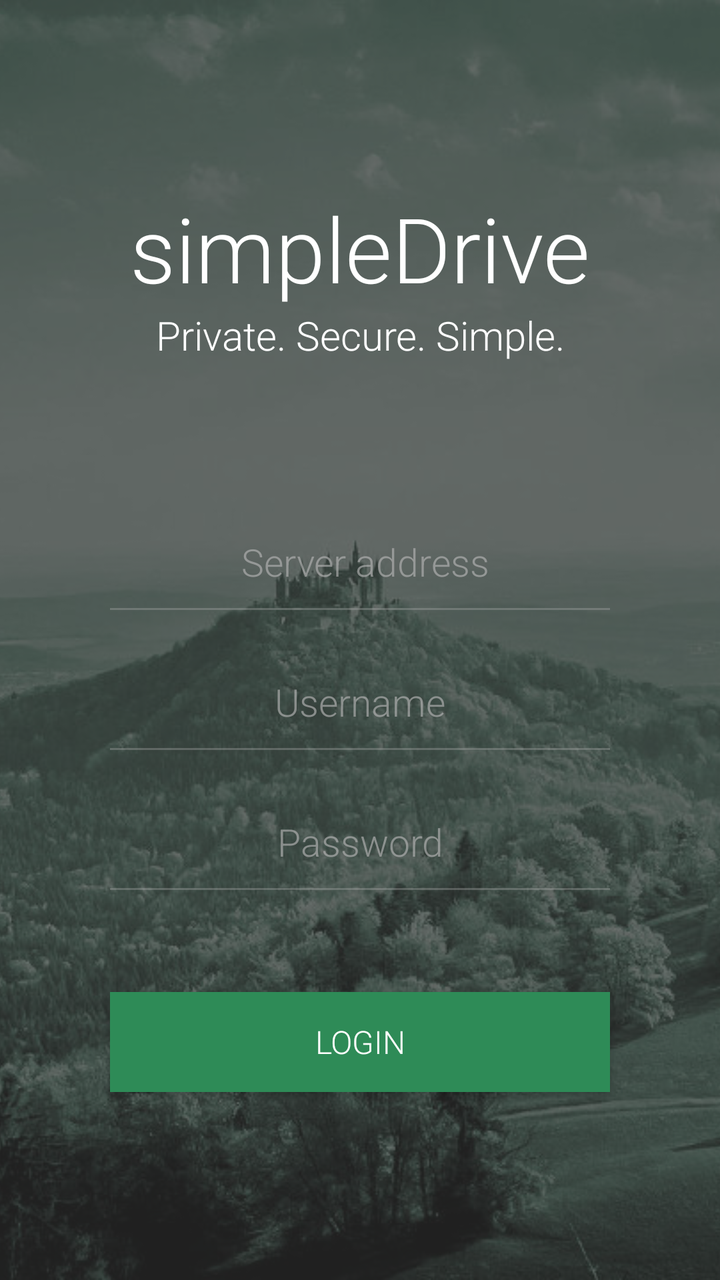
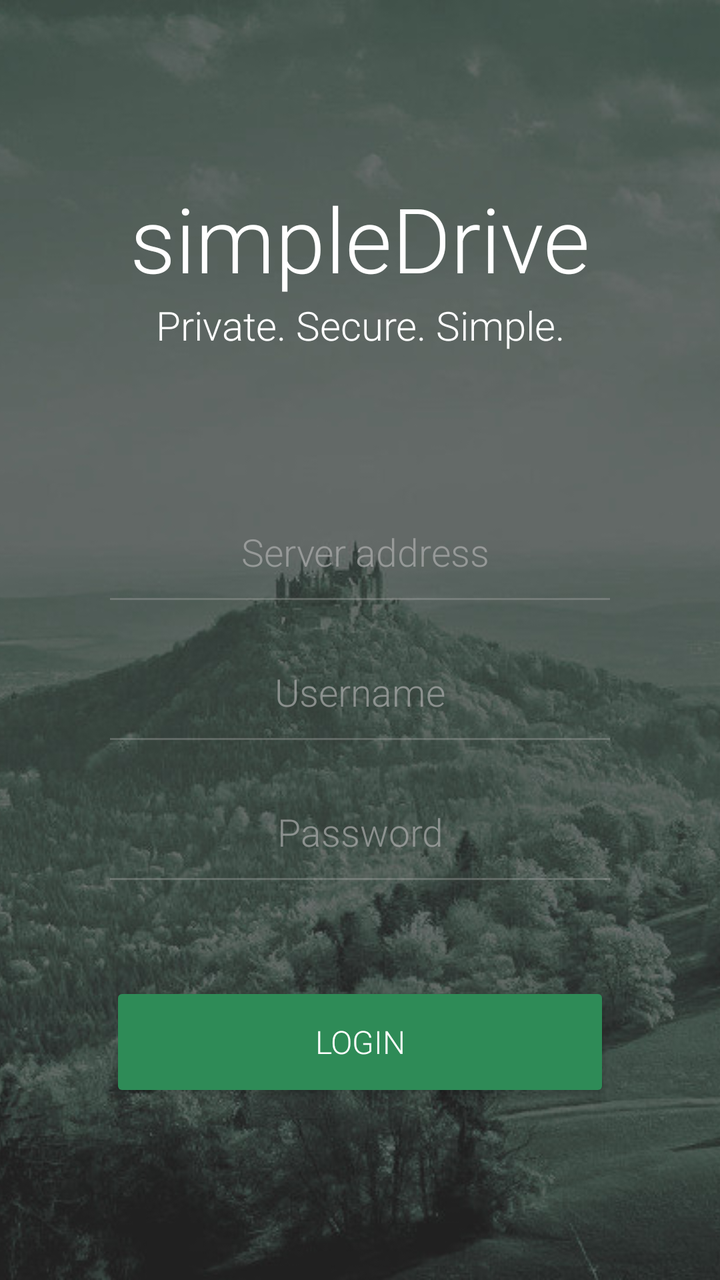

Compare the two renders of this Android layout. The source of the first and the diff that turns it into the second are given below.
<!-- AndroidManifest.xml: application theme MainTheme.Light -->
<!-- res/layout/activity_login.xml -->
<?xml version="1.0" encoding="utf-8"?>
<RelativeLayout
    android:layout_width="match_parent"
    android:layout_height="match_parent"
    xmlns:android="http://schemas.android.com/apk/res/android">
    <ImageView
        android:layout_width="match_parent"
        android:layout_height="match_parent"
        android:src="@drawable/blackforest"
        android:scaleType="centerCrop"
        />

    <RelativeLayout
        android:layout_width="match_parent"
        android:layout_height="match_parent"
        android:background="@color/loginoverlay">
    </RelativeLayout>

<LinearLayout
    android:gravity="center"
    android:orientation="vertical"
    android:padding="5.0dp"
    android:focusable="true"
    android:focusableInTouchMode="true"
    android:layout_width="match_parent"
    android:layout_height="match_parent"
  xmlns:android="http://schemas.android.com/apk/res/android">

    <TextView
        android:layout_width="match_parent"
        android:layout_height="wrap_content"
        android:text="simpleDrive"
        android:textColor="@color/white"
        android:gravity="center"
        android:layout_marginTop="0dp"
        android:fontFamily="sans-serif-light"
        android:textSize="45.0sp"/>

    <TextView
        android:layout_width="match_parent"
        android:layout_height="wrap_content"
        android:text="Private. Secure. Simple."
        android:textColor="@color/white"
        android:gravity="center"
        android:fontFamily="sans-serif-light"
        android:textSize="20.0sp"/>
    
    <EditText
        android:id="@id/txtServer"
        android:textColor="@color/logintext"
        android:textColorHint="@color/grey3transparent"
        android:gravity="center"
        android:paddingLeft="5dp"
        android:textSize="19sp"
        android:fontFamily="sans-serif-light"
        android:layout_width="250dp"
        android:layout_height="50dp"
        android:layout_marginTop="75dp"
        android:layout_marginBottom="20.0dp"
        android:hint="Server address"
        android:inputType="textUri"
        android:background="@drawable/custom_edittext"/>
    
    <EditText
        android:id="@id/txtUsername"
        android:textColor="@color/logintext"
        android:textColorHint="@color/grey3transparent"
        android:gravity="center"
        android:textSize="19sp"
        android:fontFamily="sans-serif-light"
        android:layout_width="250dp"
        android:layout_height="50dp"
        android:layout_marginBottom="20.0dp"
        android:hint="Username"
        android:singleLine="true"
        android:nextFocusDown="@id/txtPassword"
        android:background="@drawable/custom_edittext"/>
    
    <EditText
        android:id="@id/txtPassword"
        android:textColor="@color/logintext"
        android:textColorHint="@color/grey3transparent"
        android:gravity="center"
        android:textSize="19sp"
        android:fontFamily="sans-serif-light"
        android:layout_width="250dp"
        android:layout_height="50dp"
        android:layout_marginBottom="50.0dp"
        android:hint="Password"
        android:singleLine="true"
        android:inputType="textPassword"
        android:background="@drawable/custom_edittext"/>
    
    <Button
        android:id="@id/btnLogin"
        android:textColor="@color/white"
        android:textSize="16sp"
        android:fontFamily="sans-serif-light"
        android:background="@color/darkgreen"
        android:layout_width="250.0dp"
        android:layout_height="50dp"
        android:text="Login" />
</LinearLayout>
</RelativeLayout>
<!-- resources referenced by this layout -->
<resources>
  <color name="darkgreen">#ff2e8b57</color>
  <color name="grey3transparent">#aab3b3b3</color>
  <color name="loginoverlay">#aa303030</color>
  <color name="logintext">#ccc</color>
  <color name="white">#ffffffff</color>
  <!-- drawable blackforest: jpg bitmap (drawable, 161550 bytes) -->
  <!-- drawable custom_edittext (drawable) -->
  <?xml version="1.0" encoding="utf-8"?>
  <layer-list xmlns:android="http://schemas.android.com/apk/res/android" >
  
      <item android:bottom="1dp"
          android:left="-2dp"
          android:right="-2dp"
          android:top="-2dp">
          <shape android:shape="rectangle" >
              <stroke
                  android:width="1dp"
                  android:color="#55b3b3b3" />
          </shape>
      </item>
  
  </layer-list>
  <style name="MainTheme.Light" parent="Theme.AppCompat.Light.NoActionBar">
          <item name="navDrawerItem">@color/orange</item>
          <item name="colorAccent">@color/darkgreen</item>
          <item name="android:colorAccent">@color/darkgreen</item>
          <item name="android:colorPrimary">@color/darkgreen</item>
          <item name="android:colorPrimaryDark">@color/darkergreen</item>
          
          <item name="android:actionModeBackground">@color/darkgreen</item>
          <item name="android:actionModeCloseDrawable">@drawable/ic_arrow</item>
  
          <item name="android:textColorPrimary">@color/grey6</item>
          <item name="android:textColorSecondary">@color/grey3</item>
          <item name="android:textColorTertiary">@color/grey4</item>
          <item name="android:colorBackground">@color/white</item>
          <item name="android:colorMultiSelectHighlight">@color/lightgreen</item>
          <item name="android:colorFocusedHighlight">@color/grey1</item>
          <item name="android:textColorHighlight">?android:colorPrimary</item>
      </style>
  <color name="orange">#FFFFBB33</color>
  <color name="darkergreen">#ff29774c</color>
  <!-- drawable ic_arrow: png bitmap (drawable-hdpi, 148 bytes) -->
  <color name="grey6">#ff545454</color>
  <color name="grey3">#ffb3b3b3</color>
  <color name="grey4">#ff636363</color>
  <color name="lightgreen">#ffb4d7bf</color>
  <color name="grey1">#fff5f5f5</color>
</resources>

<!-- the commit's change to res/layout/activity_login.xml (unified diff, before → after) -->
@@ -1,8 +1,9 @@
-<?xml version="1.0" encoding="utf-8"?>
 <RelativeLayout
     android:layout_width="match_parent"
     android:layout_height="match_parent"
+    android:layout_gravity="center"
     xmlns:android="http://schemas.android.com/apk/res/android">
+
     <ImageView
         android:layout_width="match_parent"
         android:layout_height="match_parent"
@@ -10,95 +11,92 @@
         android:scaleType="centerCrop"
         />
 
-    <RelativeLayout
+    <LinearLayout
+        android:layout_gravity="center"
+        android:gravity="center"
+        android:orientation="vertical"
+        android:padding="5.0dp"
+        android:focusable="true"
+        android:focusableInTouchMode="true"
         android:layout_width="match_parent"
         android:layout_height="match_parent"
-        android:background="@color/loginoverlay">
-    </RelativeLayout>
+      xmlns:android="http://schemas.android.com/apk/res/android">
 
-<LinearLayout
-    android:gravity="center"
-    android:orientation="vertical"
-    android:padding="5.0dp"
-    android:focusable="true"
-    android:focusableInTouchMode="true"
-    android:layout_width="match_parent"
-    android:layout_height="match_parent"
-  xmlns:android="http://schemas.android.com/apk/res/android">
+        <TextView
+            android:layout_width="match_parent"
+            android:layout_height="wrap_content"
+            android:text="simpleDrive"
+            android:textColor="@color/white"
+            android:gravity="center"
+            android:layout_marginTop="0dp"
+            android:fontFamily="sans-serif-light"
+            android:textSize="45.0sp"/>
 
-    <TextView
-        android:layout_width="match_parent"
-        android:layout_height="wrap_content"
-        android:text="simpleDrive"
-        android:textColor="@color/white"
-        android:gravity="center"
-        android:layout_marginTop="0dp"
-        android:fontFamily="sans-serif-light"
-        android:textSize="45.0sp"/>
+        <TextView
+            android:layout_width="match_parent"
+            android:layout_height="wrap_content"
+            android:text="Private. Secure. Simple."
+            android:textColor="@color/white"
+            android:gravity="center"
+            android:fontFamily="sans-serif-light"
+            android:textSize="20.0sp"/>
 
-    <TextView
-        android:layout_width="match_parent"
-        android:layout_height="wrap_content"
-        android:text="Private. Secure. Simple."
-        android:textColor="@color/white"
-        android:gravity="center"
-        android:fontFamily="sans-serif-light"
-        android:textSize="20.0sp"/>
-    
-    <EditText
-        android:id="@id/txtServer"
-        android:textColor="@color/logintext"
-        android:textColorHint="@color/grey3transparent"
-        android:gravity="center"
-        android:paddingLeft="5dp"
-        android:textSize="19sp"
-        android:fontFamily="sans-serif-light"
-        android:layout_width="250dp"
-        android:layout_height="50dp"
-        android:layout_marginTop="75dp"
-        android:layout_marginBottom="20.0dp"
-        android:hint="Server address"
-        android:inputType="textUri"
-        android:background="@drawable/custom_edittext"/>
-    
-    <EditText
-        android:id="@id/txtUsername"
-        android:textColor="@color/logintext"
-        android:textColorHint="@color/grey3transparent"
-        android:gravity="center"
-        android:textSize="19sp"
-        android:fontFamily="sans-serif-light"
-        android:layout_width="250dp"
-        android:layout_height="50dp"
-        android:layout_marginBottom="20.0dp"
-        android:hint="Username"
-        android:singleLine="true"
-        android:nextFocusDown="@id/txtPassword"
-        android:background="@drawable/custom_edittext"/>
-    
-    <EditText
-        android:id="@id/txtPassword"
-        android:textColor="@color/logintext"
-        android:textColorHint="@color/grey3transparent"
-        android:gravity="center"
-        android:textSize="19sp"
-        android:fontFamily="sans-serif-light"
-        android:layout_width="250dp"
-        android:layout_height="50dp"
-        android:layout_marginBottom="50.0dp"
-        android:hint="Password"
-        android:singleLine="true"
-        android:inputType="textPassword"
-        android:background="@drawable/custom_edittext"/>
-    
-    <Button
-        android:id="@id/btnLogin"
-        android:textColor="@color/white"
-        android:textSize="16sp"
-        android:fontFamily="sans-serif-light"
-        android:background="@color/darkgreen"
-        android:layout_width="250.0dp"
-        android:layout_height="50dp"
-        android:text="Login" />
-</LinearLayout>
+        <EditText
+            android:id="@id/txtServer"
+            android:textColor="@color/logintext"
+            android:textColorHint="@color/grey3transparent"
+            android:gravity="center"
+            android:paddingLeft="5dp"
+            android:textSize="19sp"
+            android:fontFamily="sans-serif-light"
+            android:layout_width="250dp"
+            android:layout_height="50dp"
+            android:layout_marginTop="75dp"
+            android:layout_marginBottom="20.0dp"
+            android:hint="Server address"
+            android:inputType="textUri"
+            android:maxLines="1"
+            android:background="@drawable/custom_edittext"/>
+
+        <EditText
+            android:id="@id/txtUsername"
+            android:textColor="@color/logintext"
+            android:textColorHint="@color/grey3transparent"
+            android:gravity="center"
+            android:textSize="19sp"
+            android:fontFamily="sans-serif-light"
+            android:layout_width="250dp"
+            android:layout_height="50dp"
+            android:layout_marginBottom="20.0dp"
+            android:hint="Username"
+            android:inputType="textUri"
+            android:maxLines="1"
+            android:nextFocusDown="@id/txtPassword"
+            android:background="@drawable/custom_edittext" />
+
+        <EditText
+            android:id="@id/txtPassword"
+            android:textColor="@color/logintext"
+            android:textColorHint="@color/grey3transparent"
+            android:gravity="center"
+            android:textSize="19sp"
+            android:fontFamily="sans-serif-light"
+            android:layout_width="250dp"
+            android:layout_height="50dp"
+            android:layout_marginBottom="50.0dp"
+            android:hint="Password"
+            android:inputType="textPassword"
+            android:background="@drawable/custom_edittext"
+            android:maxLines="1" />
+
+        <Button
+            android:id="@id/btnLogin"
+            android:layout_width="250.0dp"
+            android:layout_height="60dp"
+            android:textColor="@color/white"
+            android:textSize="16sp"
+            android:fontFamily="sans-serif-light"
+            style="@style/Base.Widget.AppCompat.Button.Colored"
+            android:text="Login" />
+    </LinearLayout>
 </RelativeLayout>
<!-- resource entries referenced after the edit -->
@@ -2,10 +2,9 @@
 <resources>
   <color name="darkgreen">#ff2e8b57</color>
   <color name="grey3transparent">#aab3b3b3</color>
-  <color name="loginoverlay">#aa303030</color>
   <color name="logintext">#ccc</color>
   <color name="white">#ffffffff</color>
-  <!-- drawable blackforest: jpg bitmap (drawable, 161550 bytes) -->
+  <!-- drawable blackforest: jpg bitmap (drawable, 146341 bytes) -->
   <!-- drawable custom_edittext (drawable) -->
   <?xml version="1.0" encoding="utf-8"?>
   <layer-list xmlns:android="http://schemas.android.com/apk/res/android" >
@@ -23,7 +22,6 @@
   
   </layer-list>
   <style name="MainTheme.Light" parent="Theme.AppCompat.Light.NoActionBar">
-          <item name="navDrawerItem">@color/orange</item>
           <item name="colorAccent">@color/darkgreen</item>
           <item name="android:colorAccent">@color/darkgreen</item>
           <item name="android:colorPrimary">@color/darkgreen</item>
@@ -40,7 +38,6 @@
           <item name="android:colorFocusedHighlight">@color/grey1</item>
           <item name="android:textColorHighlight">?android:colorPrimary</item>
       </style>
-  <color name="orange">#FFFFBB33</color>
   <color name="darkergreen">#ff29774c</color>
   <!-- drawable ic_arrow: png bitmap (drawable-hdpi, 148 bytes) -->
   <color name="grey6">#ff545454</color>
